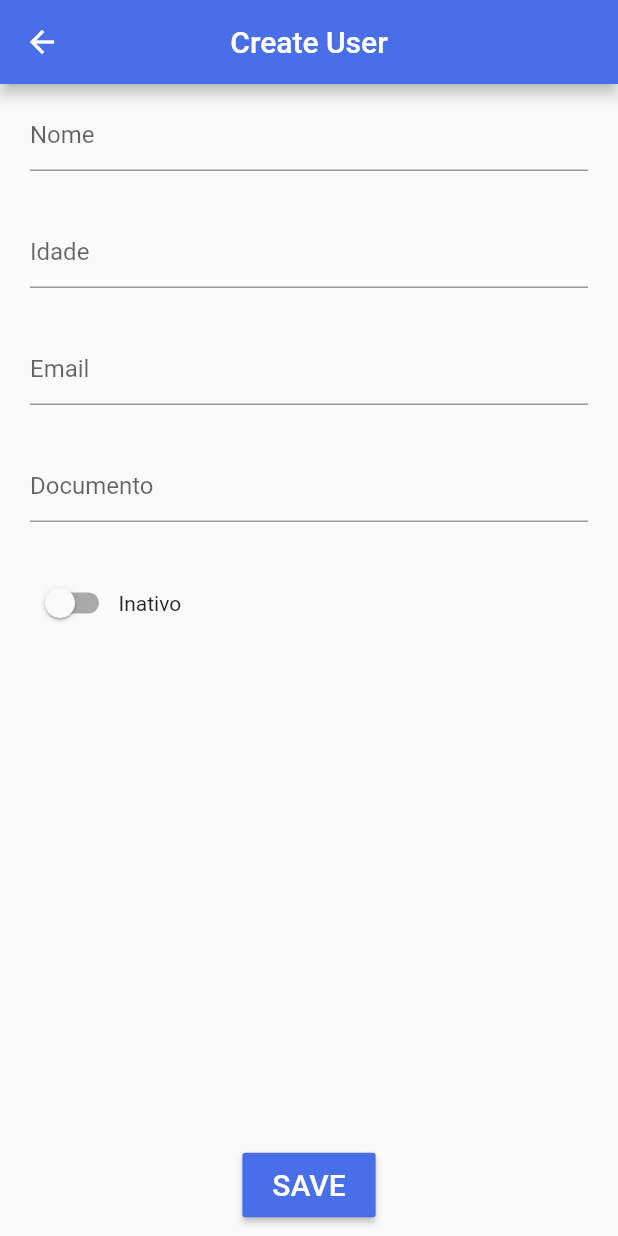
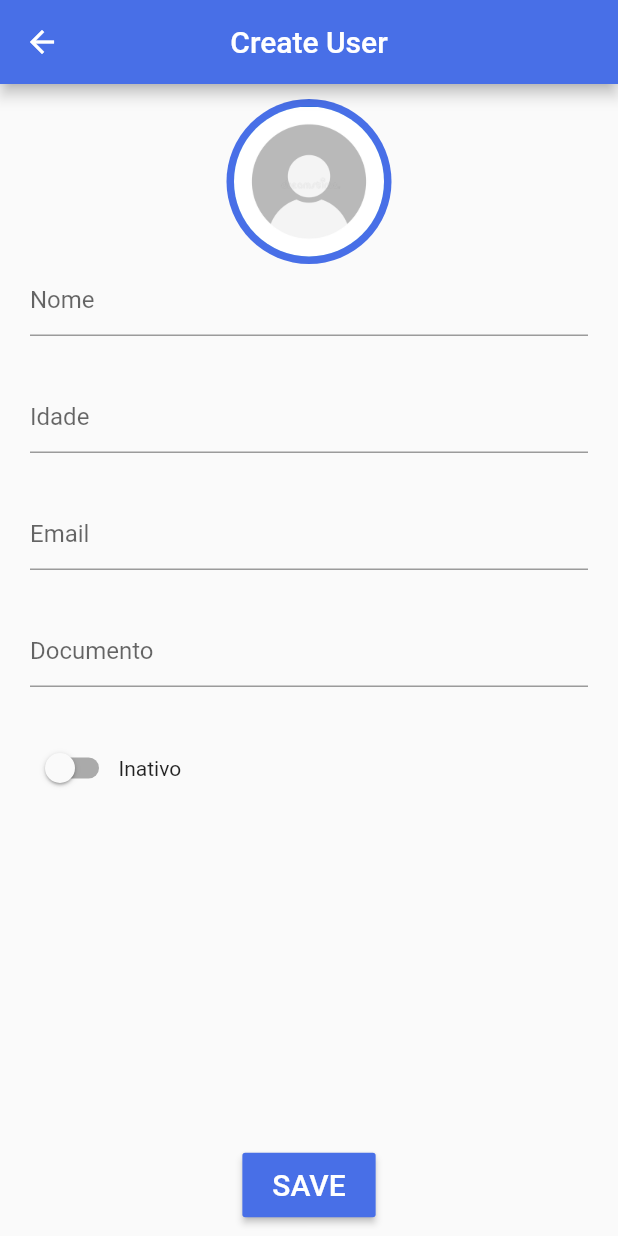
Before and after one commit to adoniasdantas/bootcamp_growdev_user_list, a Flutter app: the screen it shows after launch, after a tap on the "add" icon, on a phone screen of 412 x 824 dp. Run offline on Flutter 3.47's test engine with Material 2 defaults, Android fonts, the phone set to English and light mode, and no system bars; our stand-ins replace image_picker, sqflite; accounts and stored records are empty.

Commit message:
saving user image to database and hero icon applied

```diff
--- a/lib/infra/db.dart
+++ b/lib/infra/db.dart
@@ -4,7 +4,7 @@ import 'package:sqflite/sqflite.dart';
 
 class DB {
   Database _instance;
-  static const VERSION_DB = 11;
+  final versionDB = 5;
 
   static final DB _db = DB._internal();
 
@@ -24,7 +24,7 @@ class DB {
     final pathDB = await getDatabasesPath();
     final sqlite = openDatabase(
       join(pathDB, 'crud_users.db'),
-      version: VERSION_DB,
+      version: versionDB,
       onCreate: (db, version) {
         print('onCreate $version');
 
@@ -35,7 +35,8 @@ class DB {
             age INTEGER,
             document TEXT,
             email TEXT,
-            active INTEGER
+            active INTEGER,
+            image TEXT
           );
         ''');
       },
--- a/lib/models/user.dart
+++ b/lib/models/user.dart
@@ -1,3 +1,5 @@
+import 'dart:io';
+
 class User {
   int id;
   String name;
@@ -5,6 +7,7 @@ class User {
   String email;
   String document;
   bool active;
+  File image;
 
   User({
     this.name,
@@ -21,6 +24,7 @@ class User {
         age = json['age'],
         email = json['email'],
         document = json['document'],
+        image = json['image'] != null ? File(json['image']) : null,
         active = (json['active'] as int) == 1;
 
   Map<String, dynamic> toMap() {
@@ -30,6 +34,7 @@ class User {
       'age': age,
       'email': email,
       'document': document,
+      'image': image?.path,
       'active': active ? 1 : 0,
     };
   }
--- a/lib/repositories/user_repository.dart
+++ b/lib/repositories/user_repository.dart
@@ -9,18 +9,15 @@ class UserRepository {
   Future<List<User>> index() async {
     var instance = await _db.getInstance();
     print('getUsers');
+    await Future.delayed(Duration(seconds: 2));
+    var usersDB = await instance.query('users');
 
-    var users = await instance.query('users');
+    usersDB.forEach((element) {
+      print(element);
+    });
 
-    return List.generate(users.length, (index) {
-      return User(
-        id: users[index]['id'],
-        name: users[index]['name'],
-        document: users[index]['document'],
-        active: users[index]['active'] == 0 ? false : true,
-        age: users[index]['age'],
-      );
-    });
+    var users = usersDB.map((user) => User.fromJson(user)).toList();
+    return users;
   }
 
   Future<int> store(User user) async {
--- a/lib/screens/create_user_screen.dart
+++ b/lib/screens/create_user_screen.dart
@@ -1,4 +1,6 @@
+import 'dart:io';
 import 'package:flutter/material.dart';
+import 'package:image_picker/image_picker.dart';
 import 'package:bootcamp_growdev_user_list/infra/db.dart';
 import 'package:bootcamp_growdev_user_list/models/user.dart';
 import 'package:bootcamp_growdev_user_list/repositories/user_repository.dart';
@@ -15,10 +17,29 @@ class _CreateUserScreenState extends State<CreateUserScreen> {
 
   User user;
 
+  File file;
+
+  final picker = ImagePicker();
+
   @override
   void didChangeDependencies() {
     super.didChangeDependencies();
     user = (ModalRoute.of(context).settings?.arguments as User) ?? User();
+  }
+
+  Future getImage() async {
+    final pickedFile = await picker.getImage(source: ImageSource.camera);
+
+    setState(() {
+      if (pickedFile != null) {
+        setState(() {
+          user.image = File(pickedFile.path);
+          file = File(pickedFile.path);
+        });
+      } else {
+        print('No image selected.');
+      }
+    });
   }
 
   void save() async {
@@ -81,6 +102,24 @@ class _CreateUserScreenState extends State<CreateUserScreen> {
                   key: _formKey,
                   child: Column(
                     children: [
+                      GestureDetector(
+                        onTap: getImage,
+                        child: CircleAvatar(
+                          radius: 55,
+                          backgroundColor: Theme.of(context).primaryColor,
+                          child: Hero(
+                            tag: user?.id?.toString() ?? '',
+                            child: CircleAvatar(
+                              radius: 50,
+                              backgroundImage: user.image == null
+                                  ? AssetImage('assets/user.jpg')
+                                  : FileImage(
+                                      user.image,
+                                    ),
+                            ),
+                          ),
+                        ),
+                      ),
                       TextFormField(
                         initialValue: user?.name,
                         decoration: InputDecoration(hintText: 'Nome'),
--- a/lib/screens/index_user_screen.dart
+++ b/lib/screens/index_user_screen.dart
@@ -74,9 +74,15 @@ class _IndexUserScreenState extends State<IndexUserScreen> {
           future: getUsers,
           builder: (_context, AsyncSnapshot<List<User>> snapshot) {
             if (!snapshot.hasData) {
-              print(snapshot.error);
+              print('snapshot = $snapshot');
               return Center(
                 child: Text('Não há usuários salvos'),
+              );
+            }
+
+            if (snapshot.hasError) {
+              return Center(
+                child: Text('Erro ${snapshot.error}'),
               );
             }
 
@@ -120,6 +126,7 @@ class _IndexUserScreenState extends State<IndexUserScreen> {
                     direction: DismissDirection.endToStart,
                     child: Container(
                       decoration: BoxDecoration(
+                        color: Colors.grey[200],
                         border: Border(
                           right: BorderSide(
                             width: 10.0,
@@ -129,11 +136,15 @@ class _IndexUserScreenState extends State<IndexUserScreen> {
                         ),
                       ),
                       child: ListTile(
-                        leading: Icon(
-                          user.active
-                              ? Icons.check_circle
-                              : Icons.highlight_off,
-                          color: user.active ? Colors.green : Colors.red,
+                        leading: Hero(
+                          tag: user.id.toString(),
+                          child: CircleAvatar(
+                            backgroundImage: user.image == null
+                                ? AssetImage('assets/user.jpg')
+                                : FileImage(
+                                    user.image,
+                                  ),
+                          ),
                         ),
                         title: Text(
                           '${user.name}, ${user.age} anos',
--- a/pubspec.yaml
+++ b/pubspec.yaml
@@ -25,6 +25,7 @@ dependencies:
     sdk: flutter
   sqflite: ^1.3.1
   path: ^1.6.4
+  image_picker: ^0.6.7+15
 
 
   # The following adds the Cupertino Icons font to your application.
@@ -47,8 +48,8 @@ flutter:
   uses-material-design: true
 
   # To add assets to your application, add an assets section, like this:
-  # assets:
-  #   - images/a_dot_burr.jpeg
+  assets:
+    - assets/user.jpg
   #   - images/a_dot_ham.jpeg
 
   # An image asset can refer to one or more resolution-specific "variants", see
```
Also changed, not shown: assets/user.jpg (added), pubspec.lock, 1 other file.
